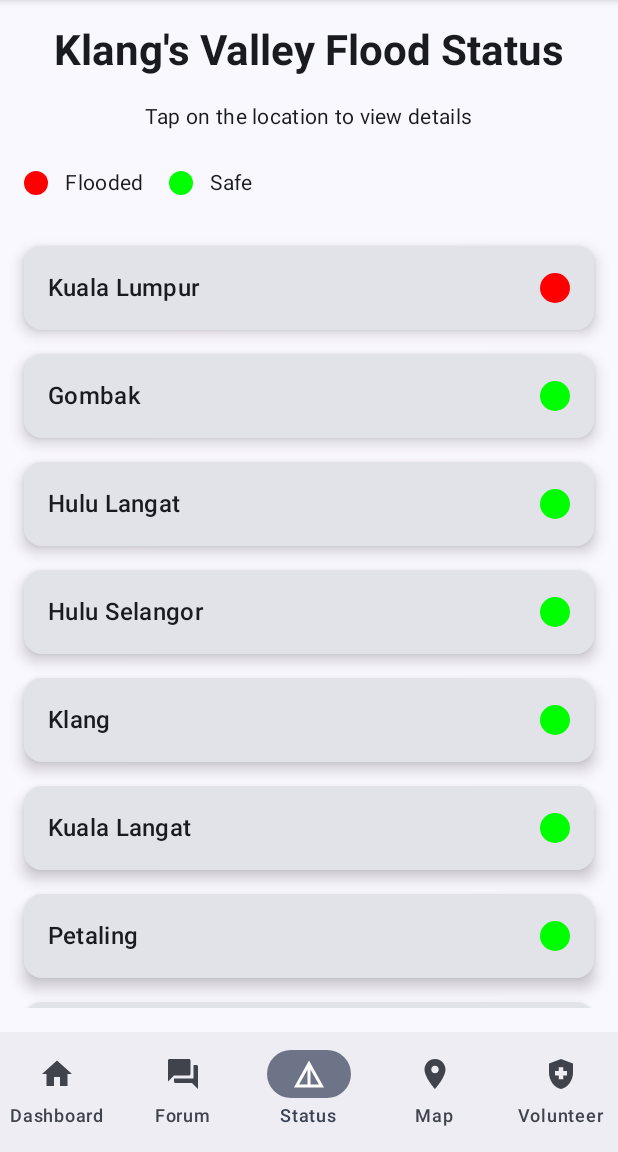
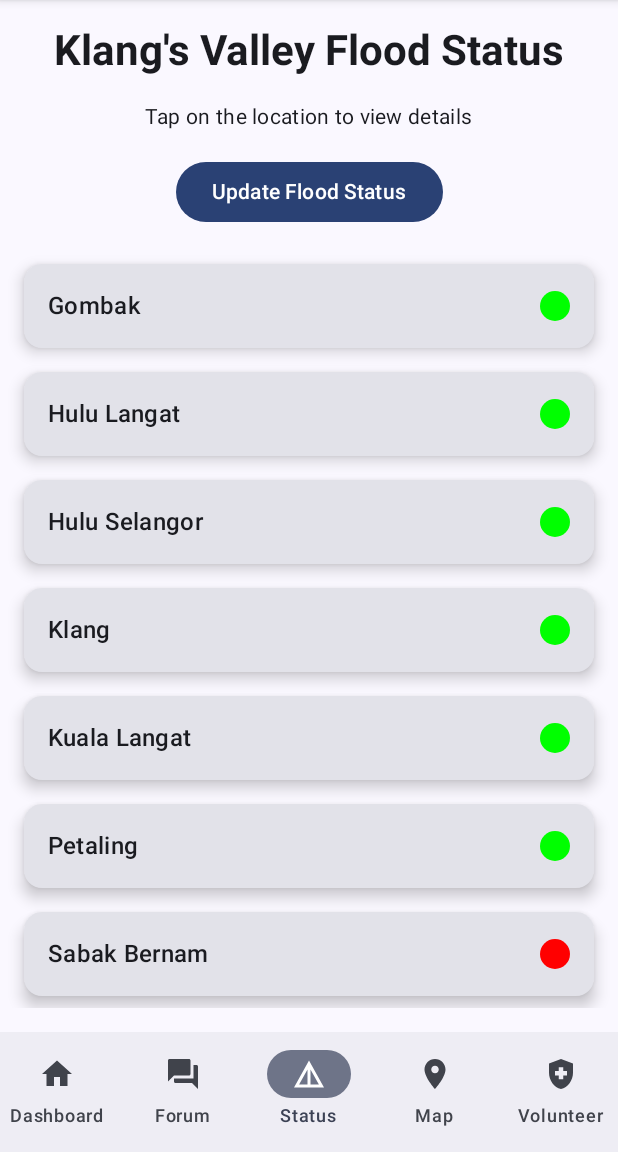
Before and after one commit to TXY05/FloodAid, an Android app built with Jetpack Compose: the FloodStatus screen opened through its navigation route, on a phone screen of 412 x 824 dp, the part 84-1236 px from its top. Run offline under Robolectric (Android 15) with nearby library versions, the phone set to English and light mode, and no system bars.

Commit message:
Update FloodStatus

```diff
--- a/app/src/main/java/com/example/floodaid/screen/FloodStatus.kt
+++ b/app/src/main/java/com/example/floodaid/screen/FloodStatus.kt
@@ -1,6 +1,7 @@
 package com.example.floodaid.screen
 
 import BottomBar
+import android.annotation.SuppressLint
 import androidx.compose.foundation.background
 import androidx.compose.foundation.clickable
 import androidx.compose.foundation.layout.*
@@ -15,34 +16,45 @@ import androidx.compose.runtime.*
 import androidx.compose.ui.Alignment
 import androidx.compose.ui.Modifier
 import androidx.compose.ui.graphics.Color
+import androidx.compose.ui.platform.LocalContext
 import androidx.compose.ui.text.font.FontWeight
 import androidx.compose.ui.tooling.preview.Preview
 import androidx.compose.ui.unit.dp
 import androidx.navigation.NavHostController
 import androidx.navigation.compose.rememberNavController
 
+@SuppressLint("MutableCollectionMutableState")
 @OptIn(ExperimentalMaterial3Api::class)
 @Composable
 fun FloodStatus(navController: NavHostController) {
-    val floodData = listOf(
-        "Kuala Lumpur" to "Flooded",
-        "Gombak" to "Safe",
-        "Hulu Langat" to "Safe",
-        "Hulu Selangor" to "Safe",
-        "Klang" to "Safe",
-        "Kuala Langat" to "Safe",
-        "Petaling" to "Safe",
-        "Sabak Bernam" to "Flooded",
-        "Sepang" to "Flooded"
+
+    val locations = listOf(
+        "Gombak",
+        "Hulu Langat",
+        "Hulu Selangor",
+        "Klang",
+        "Kuala Langat",
+        "Petaling",
+        "Sabak Bernam",
+        "Sepang"
     )
 
+    var floodData by remember {
+        mutableStateOf(
+            locations.map { it to "Safe" }.toMutableList().apply {
+                this[this.indexOfFirst { it.first == "Sabak Bernam" }] = "Sabak Bernam" to "Flooded"
+                this[this.indexOfFirst { it.first == "Sepang" }] = "Sepang" to "Flooded"
+            }
+        )
+    }
+
     var selectedLocation by remember { mutableStateOf<String?>(null) }
+    var showDialog by remember { mutableStateOf(false) }
 
     Scaffold(
         bottomBar = { BottomBar(navController = navController) }
     ) { innerPadding ->
         if (selectedLocation == null) {
-            // Flood Status List
             Column(
                 modifier = Modifier
                     .fillMaxSize()
@@ -62,34 +74,8 @@ fun FloodStatus(navController: NavHostController) {
                     modifier = Modifier.padding(bottom = 16.dp)
                 )
 
-                Row(
-                    modifier = Modifier
-                        .fillMaxWidth()
-                        .padding(vertical = 8.dp),
-                    verticalAlignment = Alignment.CenterVertically
-                ) {
-                    Spacer(modifier = Modifier.width(16.dp))
-                    Box(
-                        modifier = Modifier
-                            .size(16.dp)
-                            .background(Color.Red, shape = CircleShape)
-                    )
-                    Text(
-                        text = " Flooded",
-                        style = MaterialTheme.typography.bodyMedium,
-                        modifier = Modifier.padding(start = 8.dp)
-                    )
-                    Spacer(modifier = Modifier.width(16.dp))
-                    Box(
-                        modifier = Modifier
-                            .size(16.dp)
-                            .background(Color.Green, shape = CircleShape)
-                    )
-                    Text(
-                        text = " Safe",
-                        style = MaterialTheme.typography.bodyMedium,
-                        modifier = Modifier.padding(start = 8.dp)
-                    )
+                Button(onClick = { showDialog = true }) {
+                    Text("Update Flood Status")
                 }
 
                 LazyColumn(
@@ -136,18 +122,100 @@ fun FloodStatus(navController: NavHostController) {
                 }
             }
         } else {
-            // Flood Status Detail
+            val currentStatus = floodData.firstOrNull { it.first == selectedLocation }?.second ?: "Unknown"
             FloodStatusDetail(
                 location = selectedLocation!!,
+                currentStatus = currentStatus,
                 onBack = { selectedLocation = null }
+            )
+        }
+
+        if (showDialog) {
+            AddFloodStatusDialog(
+                floodData = floodData,
+                onDismiss = { showDialog = false },
+                onSave = { location, status ->
+                    floodData = floodData.map {
+                        if (it.first == location) location to status else it
+                    }.toMutableList()
+                    showDialog = false
+                }
             )
         }
     }
 }
 
+@Composable
+fun AddFloodStatusDialog(
+    floodData: List<Pair<String, String>>,
+    onDismiss: () -> Unit,
+    onSave: (String, String) -> Unit
+) {
+    val locations = floodData.map { it.first }
+    var selectedLocation by remember { mutableStateOf(locations.first()) }
+    var status by remember { mutableStateOf("Safe") }
+    var isDropdownExpanded by remember { mutableStateOf(false) }
+
+    AlertDialog(
+        onDismissRequest = onDismiss,
+        title = { Text("Update Flood Status") },
+        text = {
+            Column {
+                Text("Select Location:")
+                Box {
+                    Button(onClick = { isDropdownExpanded = true }) {
+                        Text(selectedLocation)
+                    }
+                    DropdownMenu(
+                        expanded = isDropdownExpanded,
+                        onDismissRequest = { isDropdownExpanded = false }
+                    ) {
+                        locations.forEach { location ->
+                            DropdownMenuItem(
+                                onClick = {
+                                    selectedLocation = location
+                                    isDropdownExpanded = false
+                                },
+                                text = { Text(location) }
+                            )
+                        }
+                    }
+                }
+
+                Spacer(modifier = Modifier.height(8.dp))
+
+                Text("Select Status:")
+                Row {
+                    listOf("Safe", "Flooded").forEach { option ->
+                        Button(
+                            onClick = { status = option },
+                            colors = ButtonDefaults.buttonColors(
+                                containerColor = if (status == option) Color.Gray else Color.LightGray
+                            )
+                        ) {
+                            Text(option)
+                        }
+                        Spacer(modifier = Modifier.width(8.dp))
+                    }
+                }
+            }
+        },
+        confirmButton = {
+            Button(onClick = { onSave(selectedLocation, status) }) {
+                Text("Save")
+            }
+        },
+        dismissButton = {
+            Button(onClick = onDismiss) {
+                Text("Cancel")
+            }
+        }
+    )
+}
+
 @OptIn(ExperimentalMaterial3Api::class)
 @Composable
-fun FloodStatusDetail(location: String, onBack: () -> Unit) {
+fun FloodStatusDetail(location: String, currentStatus: String, onBack: () -> Unit) {
     val history = listOf(
         "17/3/2025 - Safe",
         "16/3/2025 - Safe",
@@ -180,9 +248,9 @@ fun FloodStatusDetail(location: String, onBack: () -> Unit) {
                 .fillMaxSize()
         ) {
             Text(
-                text = "Current Status: Prepare for Flood",
+                text = "Current Status: $currentStatus",
                 fontWeight = FontWeight.Bold,
-                color = Color.Red,
+                color = if (currentStatus == "Flooded") Color.Red else Color.Green,
                 style = MaterialTheme.typography.titleLarge,
                 modifier = Modifier.padding(bottom = 24.dp)
             )
@@ -220,8 +288,6 @@ fun FloodStatusDetail(location: String, onBack: () -> Unit) {
     }
 }
 
-
-
 @Preview(showBackground = true)
 @Composable
 fun FloodStatusPreview() {
@@ -231,5 +297,5 @@ fun FloodStatusPreview() {
 @Preview(showBackground = true)
 @Composable
 fun FloodStatusDetailPreview() {
-    FloodStatusDetail(location = "Kuala Lumpur", onBack = {})
+    FloodStatusDetail(location = "Gombak", currentStatus = "Safe", onBack = {})
 }
```
